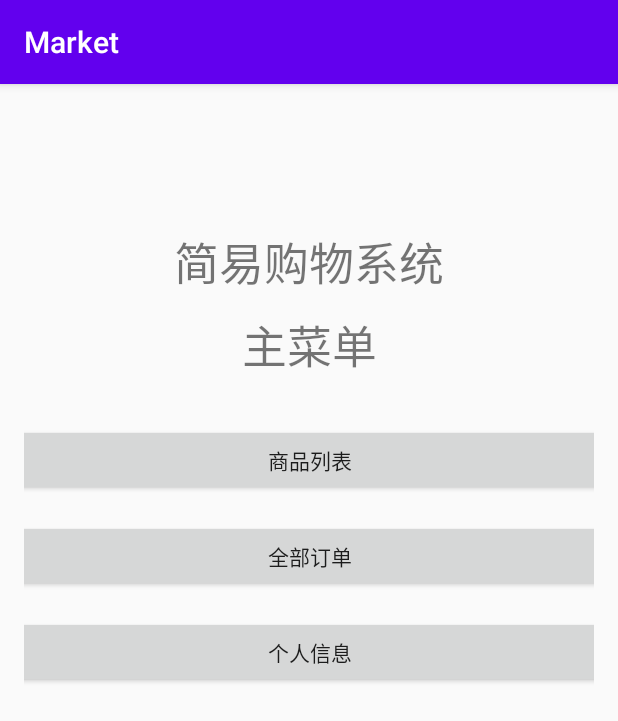
After one commit to hicjcn/homework, an Android app: the ActionActivity screen opened directly, with no data from a screen before it, on a phone screen of 412 x 824 dp. The commit adds this screen. Shown: the top 721 px of the screen. Run offline under Robolectric (Android 15) with nearby library versions, the phone set to English and light mode, and no system bars.

Commit message:
feat: 主菜单

```diff
--- a/app/build.gradle
+++ b/app/build.gradle
@@ -32,6 +32,7 @@ dependencies {
     implementation fileTree(dir: "libs", include: ["*.jar"])
     implementation 'androidx.appcompat:appcompat:1.1.0'
     implementation 'androidx.constraintlayout:constraintlayout:1.1.3'
+    implementation 'androidx.recyclerview:recyclerview:1.1.0'
     testImplementation 'junit:junit:4.12'
     androidTestImplementation 'androidx.test.ext:junit:1.1.1'
     androidTestImplementation 'androidx.test.espresso:espresso-core:3.2.0'
--- a/app/src/main/AndroidManifest.xml
+++ b/app/src/main/AndroidManifest.xml
@@ -19,6 +19,8 @@
         </activity>
         <activity android:name=".ui.LoginActivity"></activity>
         <activity android:name=".ui.RegisterActivity"></activity>
+        <activity android:name=".ui.ActionActivity"></activity>
+        <activity android:name=".ui.GoodsListActivity"></activity>
     </application>
 
 </manifest>
--- /dev/null
+++ b/app/src/main/java/com/example/demo/ui/ActionActivity.java
@@ -0,0 +1,36 @@
+package com.example.demo.ui;
+
+import android.os.Bundle;
+import android.view.View;
+
+import androidx.annotation.Nullable;
+import androidx.appcompat.app.AppCompatActivity;
+
+import com.example.demo.R;
+import com.example.demo.model.AppContext;
+
+public class ActionActivity extends AppCompatActivity {
+
+    @Override
+    protected void onCreate(@Nullable Bundle savedInstanceState) {
+        super.onCreate(savedInstanceState);
+
+        setContentView(R.layout.activity_action);
+
+        // 新建的Activity添加到列表以便退出时关闭
+        AppContext.activityList.add(this);
+
+        findViewById(R.id.actionGoodsList).setOnClickListener(view -> {
+            // TODO 商品列表
+
+        });
+        findViewById(R.id.actionOrder).setOnClickListener(view -> {
+            // TODO 全部订单
+
+        });
+        findViewById(R.id.actionMyInfo).setOnClickListener(view -> {
+            // TODO 个人信息
+
+        });
+    }
+}
--- a/app/src/main/java/com/example/demo/ui/RegisterActivity.java
+++ b/app/src/main/java/com/example/demo/ui/RegisterActivity.java
@@ -31,7 +31,7 @@ public class RegisterActivity extends AppCompatActivity {
         super.onCreate(savedInstanceState);
         setContentView(R.layout.activity_reg);
         // 新建的Activity添加到列表以便退出时关闭
-        MainActivity.activityList.add(this);
+        AppContext.activityList.add(this);
 
         // 绑定视图
         username = findViewById(R.id.regUsername);
--- /dev/null
+++ b/app/src/main/res/layout/activity_action.xml
@@ -0,0 +1,69 @@
+<?xml version="1.0" encoding="utf-8"?>
+<androidx.constraintlayout.widget.ConstraintLayout xmlns:android="http://schemas.android.com/apk/res/android"
+    xmlns:app="http://schemas.android.com/apk/res-auto"
+    xmlns:tools="http://schemas.android.com/tools"
+    android:id="@+id/container"
+    android:layout_width="match_parent"
+    android:layout_height="match_parent"
+    android:paddingLeft="@dimen/activity_horizontal_margin"
+    android:paddingTop="@dimen/activity_vertical_margin"
+    android:paddingRight="@dimen/activity_horizontal_margin"
+    android:paddingBottom="@dimen/activity_vertical_margin"
+    tools:context=".ui.GoodsListActivity">
+
+    <TextView
+        android:id="@+id/textView3"
+        android:layout_width="wrap_content"
+        android:layout_height="wrap_content"
+        android:layout_marginTop="10dp"
+        android:text="@string/action_menu"
+        android:textSize="30sp"
+        app:layout_constraintEnd_toEndOf="parent"
+        app:layout_constraintHorizontal_bias="0.5"
+        app:layout_constraintStart_toStartOf="parent"
+        app:layout_constraintTop_toBottomOf="@+id/textView4" />
+
+    <TextView
+        android:id="@+id/textView4"
+        android:layout_width="wrap_content"
+        android:layout_height="wrap_content"
+        android:layout_marginTop="80dp"
+        android:text="@string/action_title"
+        android:textSize="30sp"
+        app:layout_constraintEnd_toEndOf="parent"
+        app:layout_constraintHorizontal_bias="0.5"
+        app:layout_constraintStart_toStartOf="parent"
+        app:layout_constraintTop_toTopOf="parent" />
+
+    <Button
+        android:id="@+id/actionGoodsList"
+        android:layout_width="409dp"
+        android:layout_height="wrap_content"
+        android:layout_marginTop="30dp"
+        android:text="@string/action_goods_list"
+        app:layout_constraintEnd_toEndOf="parent"
+        app:layout_constraintStart_toStartOf="parent"
+        app:layout_constraintTop_toBottomOf="@+id/textView3" />
+
+    <Button
+        android:id="@+id/actionOrder"
+        android:layout_width="409dp"
+        android:layout_height="wrap_content"
+        android:layout_marginTop="16dp"
+        android:text="@string/action_order"
+        app:layout_constraintEnd_toEndOf="parent"
+        app:layout_constraintHorizontal_bias="0.5"
+        app:layout_constraintStart_toStartOf="parent"
+        app:layout_constraintTop_toBottomOf="@+id/actionGoodsList" />
+
+    <Button
+        android:id="@+id/actionMyInfo"
+        android:layout_width="409dp"
+        android:layout_height="wrap_content"
+        android:layout_marginTop="16dp"
+        android:text="@string/action_my_info"
+        app:layout_constraintEnd_toEndOf="parent"
+        app:layout_constraintHorizontal_bias="0.5"
+        app:layout_constraintStart_toStartOf="parent"
+        app:layout_constraintTop_toBottomOf="@+id/actionOrder" />
+</androidx.constraintlayout.widget.ConstraintLayout>
--- a/app/src/main/res/values/strings.xml
+++ b/app/src/main/res/values/strings.xml
@@ -23,4 +23,9 @@
     <string name="hint_input_twice_diff">两次密码输入不一致</string>
     <string name="reg_success">注册成功，请登录</string>
     <string name="reg_username_exist">注册失败，用户名已存在</string>
+    <string name="action_menu">主菜单</string>
+    <string name="action_title">简易购物系统</string>
+    <string name="action_goods_list">商品列表</string>
+    <string name="action_order">全部订单</string>
+    <string name="action_my_info">个人信息</string>
 </resources>
```
Also changed, not shown: app/src/main/java/com/example/demo/model/AppContext.java (+22 -0 lines), app/src/main/java/com/example/demo/ui/GoodsListActivity.java (added, +22 -0 lines), app/src/main/java/com/example/demo/ui/LoginActivity.java (+6 -2 lines), app/src/main/java/com/example/demo/ui/MainActivity.java (+3 -19 lines), app/src/main/res/layout/activity_goods_list.xml (added, +23 -0 lines).
